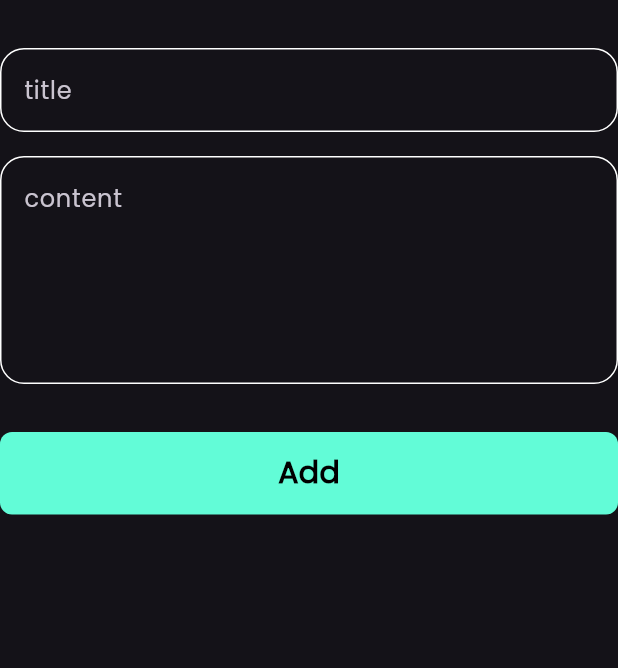
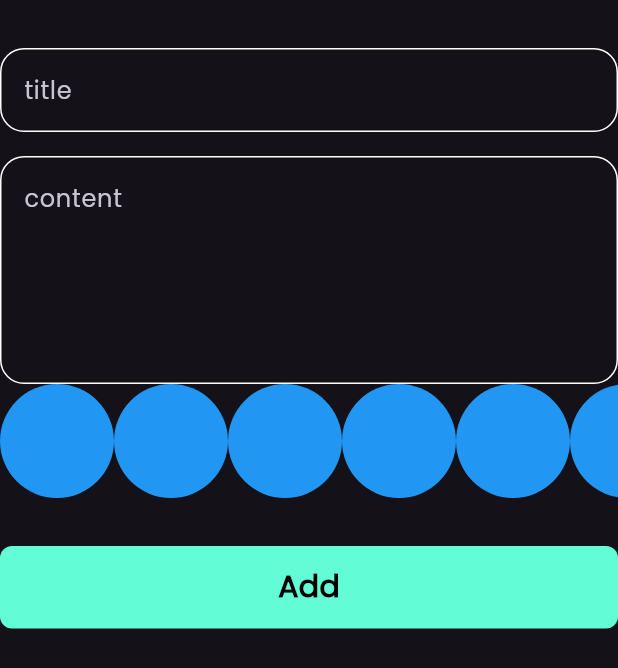
Before and after one commit to Eslamadelelkhouly/notesapp, a Flutter app: the AddNoteForm widget shown alone on an empty page, opened directly, on a phone screen of 412 x 824 dp. Shown: the top 668 px of the screen. Run offline on Flutter 3.47's test engine with Material 3 defaults, Android fonts, the phone set to English and light mode, and no system bars; our stand-ins replace bloc, flutter_bloc, hive, hive_flutter; accounts and stored records are empty.

Commit message:
create colors listview part 1

```diff
--- a/lib/views/widgets/add_note_form.dart
+++ b/lib/views/widgets/add_note_form.dart
@@ -3,6 +3,8 @@ import 'package:flutter_bloc/flutter_bloc.dart';
 import 'package:intl/intl.dart';
 import 'package:notesapp/cubits/add_note_cubit/add_note_cubit.dart';
 import 'package:notesapp/models/note_model.dart';
+import 'package:notesapp/views/widgets/color_item.dart';
+import 'package:notesapp/views/widgets/colors_list_view.dart';
 import 'package:notesapp/views/widgets/custom_button.dart';
 import 'package:notesapp/views/widgets/custom_text_field.dart';
 
@@ -45,6 +47,7 @@ class _AddNoteFormState extends State<AddNoteForm> {
             hint: 'content',
             maxline: 5,
           ),
+          ColorsListView(),
           const SizedBox(
             height: 32,
           ),
--- /dev/null
+++ b/lib/views/widgets/color_item.dart
@@ -0,0 +1,13 @@
+import 'package:flutter/material.dart';
+
+class ColorItem extends StatelessWidget {
+  const ColorItem({super.key});
+
+  @override
+  Widget build(BuildContext context) {
+    return const CircleAvatar(
+      radius: 38,
+      backgroundColor: Colors.blue,
+    );
+  }
+}
--- /dev/null
+++ b/lib/views/widgets/colors_list_view.dart
@@ -0,0 +1,20 @@
+import 'package:flutter/material.dart';
+import 'package:notesapp/views/widgets/color_item.dart';
+
+class ColorsListView extends StatelessWidget {
+  const ColorsListView({super.key});
+
+  @override
+  Widget build(BuildContext context) {
+    return SizedBox(
+      height: 38 * 2,
+      child: ListView.builder(
+        itemCount: 10,
+        scrollDirection: Axis.horizontal,
+        itemBuilder: (context, index) {
+          return const ColorItem();
+        },
+      ),
+    );
+  }
+}
```
